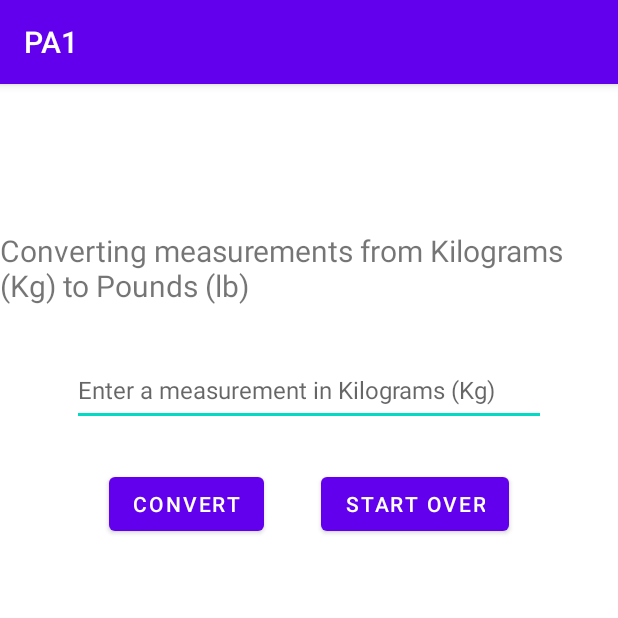
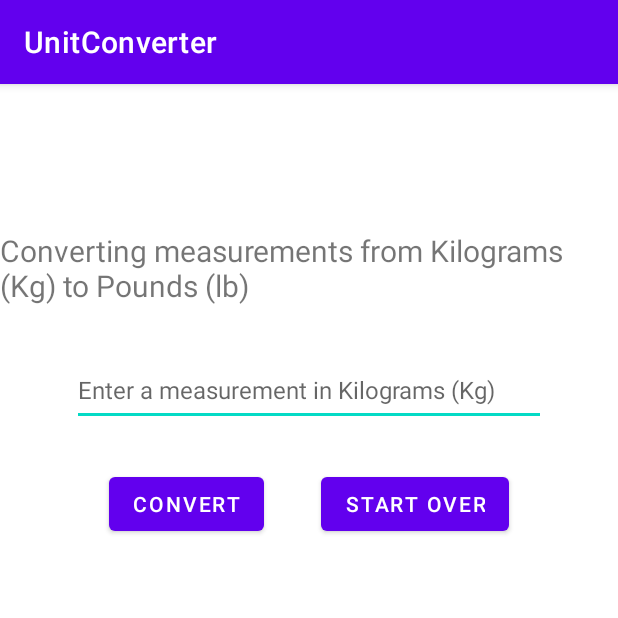
Before and after one commit to ducttrn/mobile-apps, an Android app: the SecondActivity screen opened directly, with no data from a screen before it, on a phone screen of 412 x 824 dp, the top half of it. Run offline under Robolectric (Android 15) with nearby library versions, the phone set to English and light mode, and no system bars.

```diff
--- a/PA1/app/src/main/java/com/myapp/pa1/SecondActivity.java
+++ b/PA1/app/src/main/java/com/myapp/pa1/SecondActivity.java
@@ -21,7 +21,7 @@ public class SecondActivity extends AppCompatActivity {
         setContentView(R.layout.activity_second);
 
         Intent intent = getIntent();
-        int conversion_type_id = intent.getIntExtra("conversion_type_id", DEFAULT_VALUE);
+        int conversion_type_id = intent.getIntExtra("conversionTypeId", DEFAULT_VALUE);
 
         TextView title = findViewById(R.id.conversion_title);
         EditText input_box = findViewById(R.id.input_box);
--- a/PA1/app/src/main/res/values/strings.xml
+++ b/PA1/app/src/main/res/values/strings.xml
@@ -1,5 +1,5 @@
 <resources>
-    <string name="app_name">PA1</string>
+    <string name="app_name">UnitConverter</string>
     <string name="kilogram_kg_to_pounds_ib">Kilogram(Kg) to Pounds (Ib)</string>
     <string name="pounds_lb_to_kilograms_kg">Pounds(lb) to Kilograms(Kg)</string>
     <string name="kilometers_km_to_miles_mi">Kilometers(Km) to Miles(mi)</string>
```
